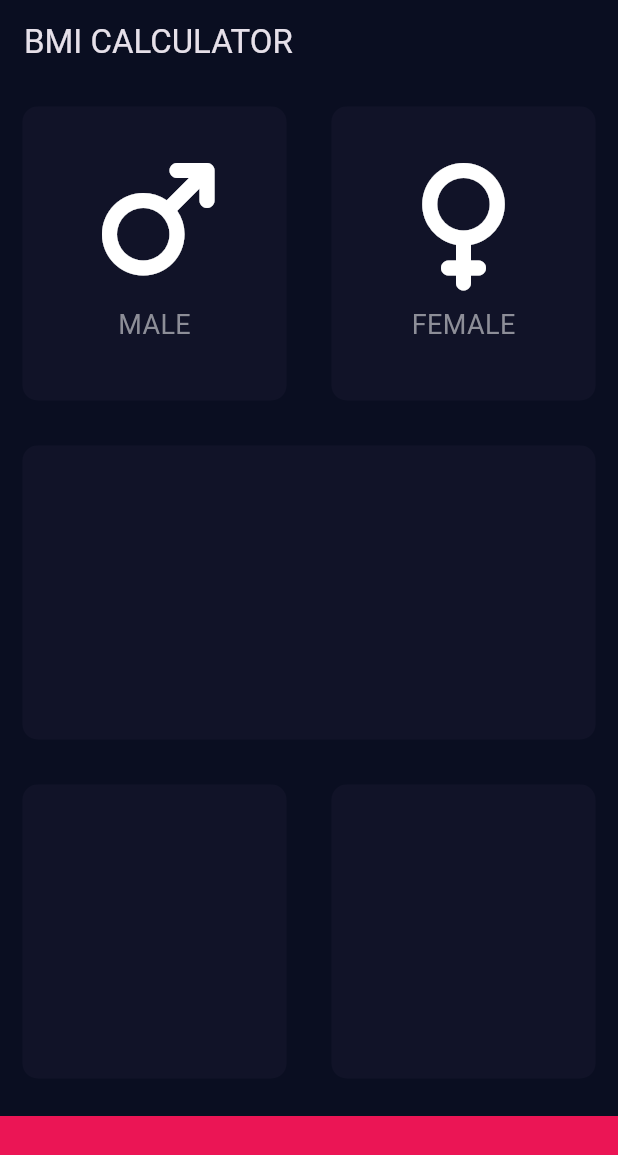
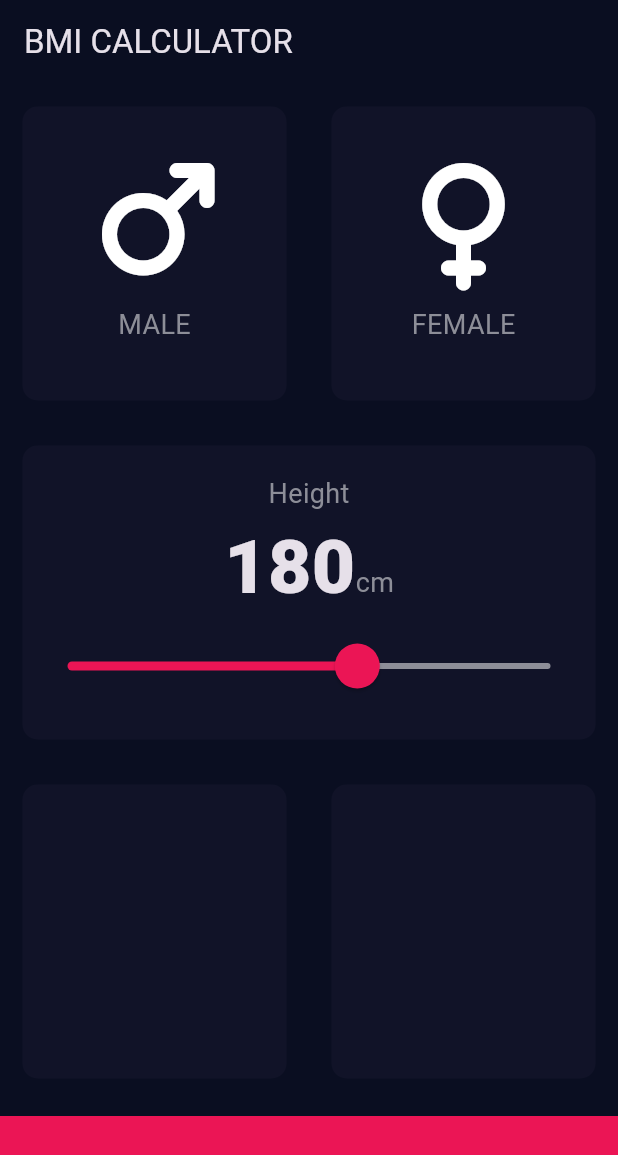
Before and after one commit to Yoni-Berihun/BMI-calculator-app, a Flutter app: the screen it shows after launch, on a phone screen of 412 x 824 dp. Shown: the top 1155 px of the screen. Run offline on Flutter 3.47's test engine with Material 3 defaults, Android fonts, the phone set to English and light mode, and no system bars; our stand-ins replace font_awesome_flutter.

Commit message:
made the slider cool and prove any design is possible gracefully

```diff
--- a/lib/constants.dart
+++ b/lib/constants.dart
@@ -8,3 +8,9 @@ const kLabelTextStyle = TextStyle(
   fontSize:18.0,
   color:Color(0xFF8D8E98)
 );
+
+//for another cards
+const kNumberTextStyle = TextStyle(
+ fontSize:50.0,
+  fontWeight:FontWeight.w900,
+);
--- a/lib/input_page.dart
+++ b/lib/input_page.dart
@@ -4,13 +4,13 @@ import 'icon_content.dart';
 import 'constants.dart';
 import 'package:font_awesome_flutter/font_awesome_flutter.dart';
 
-
-
 // Using enums instead of integers to represent gender
 enum Gender {
   male,
-  female
+  female,
 }
+
+int height = 180;
 
 class InputPage extends StatefulWidget {
   @override
@@ -27,6 +27,7 @@ class _InputPageState extends State<InputPage> {
         title: const Text('BMI CALCULATOR'),
       ),
       body: Column(
+        crossAxisAlignment: CrossAxisAlignment.stretch,
         children: [
           // First Row — Two Cards
           Expanded(
@@ -34,13 +35,10 @@ class _InputPageState extends State<InputPage> {
               children: [
                 // Male Card
                 Expanded(
-
                   child: ReusableCard(
-                      onPress:()
-                      {
-                        setState(()
-                        {
-                          Gender.male;
+                    onPress: () {
+                      setState(() {
+                        selectedGender = Gender.male;
                       });
                     },
                     colour: selectedGender == Gender.male
@@ -51,18 +49,14 @@ class _InputPageState extends State<InputPage> {
                       myText: 'MALE',
                     ),
                   ),
-
                 ),
 
                 // Female Card
                 Expanded(
-
                   child: ReusableCard(
-                      onPress:()
-                      {
-                        setState(()
-                        {
-                          Gender.female;
+                    onPress: () {
+                      setState(() {
+                        selectedGender = Gender.female;
                       });
                     },
                     colour: selectedGender == Gender.female
@@ -73,7 +67,6 @@ class _InputPageState extends State<InputPage> {
                       myText: 'FEMALE',
                     ),
                   ),
-
                 ),
               ],
             ),
@@ -83,6 +76,54 @@ class _InputPageState extends State<InputPage> {
           Expanded(
             child: ReusableCard(
               colour: kInactiveCardColour,
+              cardChild: Column(
+                mainAxisAlignment: MainAxisAlignment.center,
+                crossAxisAlignment: CrossAxisAlignment.center,
+                children: [
+                  Text(
+                    'Height',
+                    style: kLabelTextStyle,
+                  ),
+                  Row(
+                    mainAxisAlignment: MainAxisAlignment.center,
+                    crossAxisAlignment: CrossAxisAlignment.baseline,
+                    textBaseline: TextBaseline.alphabetic,
+                    children: [
+                      Text(
+                        height.toString(),
+                        style: kNumberTextStyle,
+                      ),
+                      Text(
+                        'cm',
+                        style: kLabelTextStyle,
+                      ),
+                    ],
+                  ),
+                  SliderTheme(
+                    data:SliderTheme.of(context).copyWith(
+                      inactiveTrackColor:Color(0xFF8D8E98),
+                      activeTrackColor:Colors.white,
+                      thumbColor:Color(0xFFB1555),
+                      overlayColor:Color(0x29EB1555),
+                      thumbShape:
+                        RoundSliderThumbShape(enabledThumbRadius:15.0),
+                      overlayShape:
+                        RoundSliderOverlayShape(overlayRadius:30.0) ,
+                    ) ,
+                  child:Slider(
+                    value: height.toDouble(),
+                    min: 120.0,
+                    max: 220.0,
+                    activeColor: const Color(0xFFEB1555),
+                    onChanged: (double newValue) {
+                      setState(() {
+                        height = newValue.round();
+                      });
+                    },
+                  ),
+                  ),
+                ],
+              ),
             ),
           ),
 
```
Lines whose indentation alone changed are shown as unchanged.
